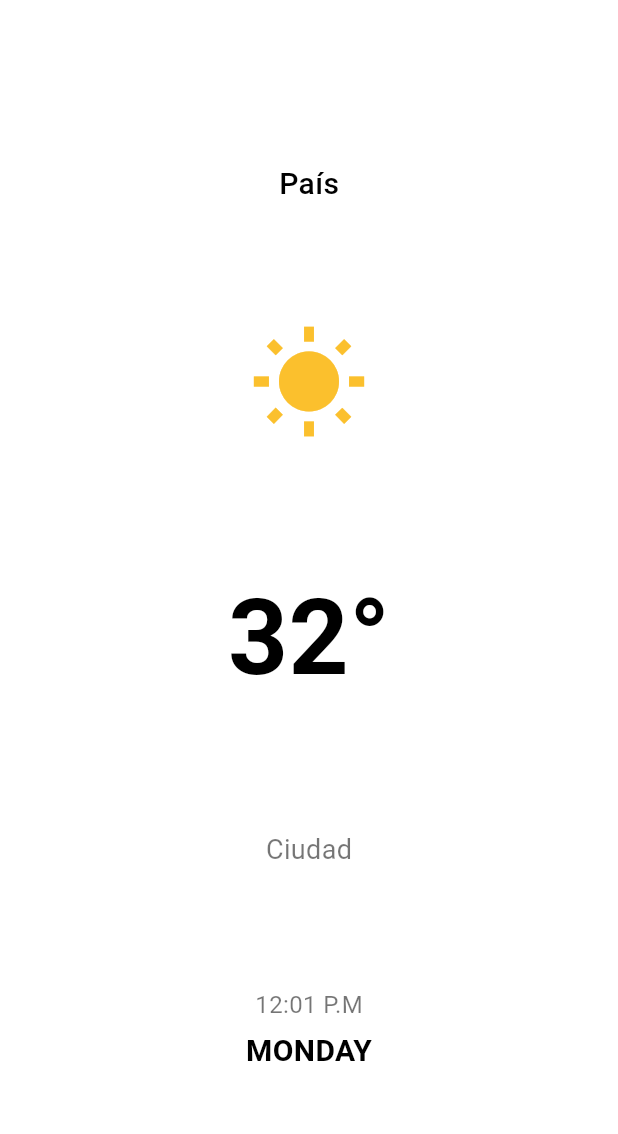
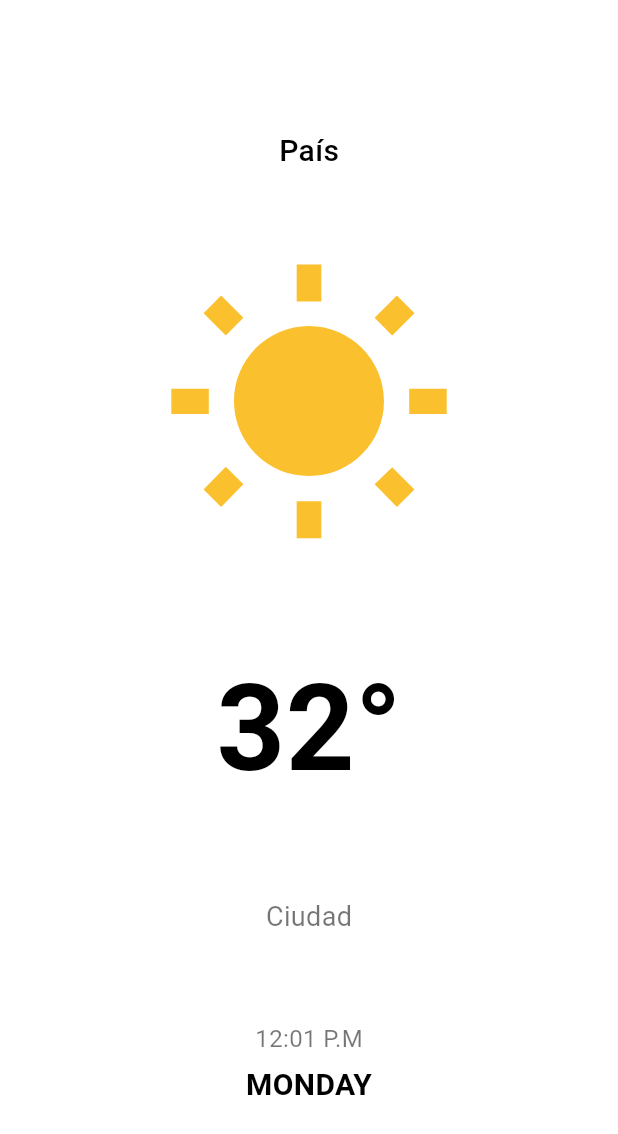
Before and after one commit to rottiori/WeatherApp-Flutter, a Flutter app: the screen it shows after launch, on a phone screen of 412 x 824 dp. Shown: the top 1134 px of the screen. Run offline on Flutter 3.47's test engine with Material 3 defaults, Android fonts, the phone set to English and light mode, and no system bars.

Commit message:
Icon add, fix errorsx & update lock yaml

```diff
--- a/lib/clima.dart
+++ b/lib/clima.dart
@@ -29,13 +29,13 @@ class Clima extends StatelessWidget {
               ),
               Icon(
                 Icons.wb_sunny, // Icono simplificado de clima
-                size: 80,
+                size: 200,
                 color: Colors.yellow[700],
               ),
               Text(
                 '32°', // Valor de temperatura
                 style: const TextStyle(
-                  fontSize: 70,
+                  fontSize: 80,
                   fontWeight: FontWeight.bold,
                   color: Colors.black,
                 ),
```
Also changed, not shown: pubspec.yaml (+5 -4 lines), assets/icons/icon.png, pubspec.lock, 6 other files.
